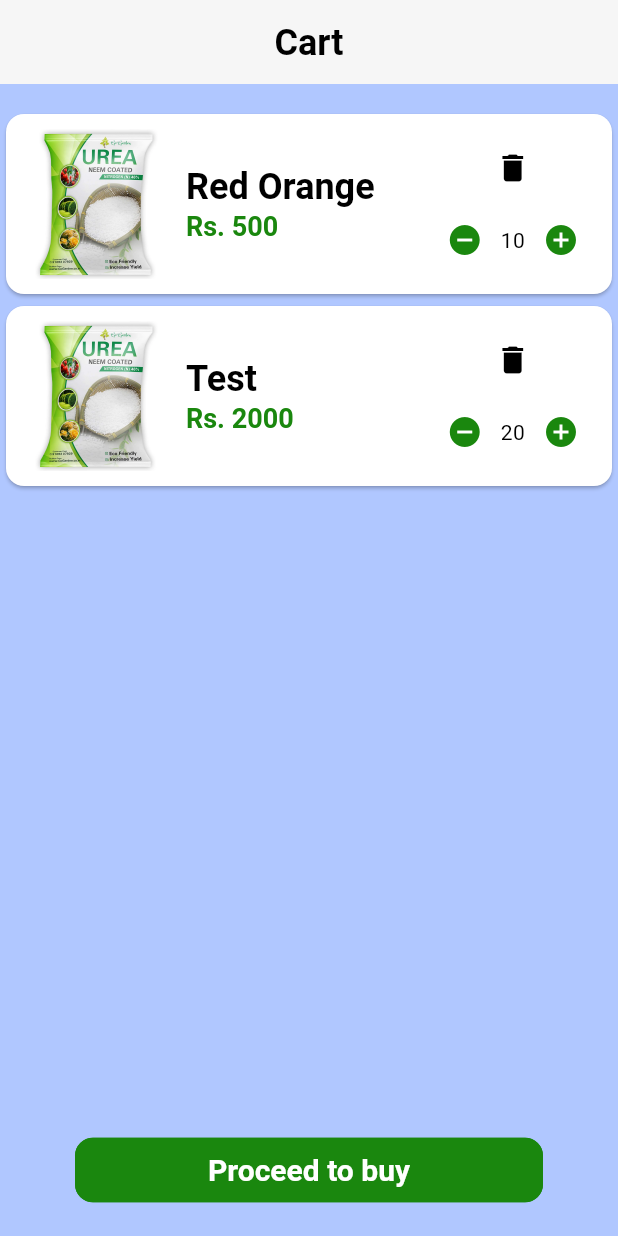
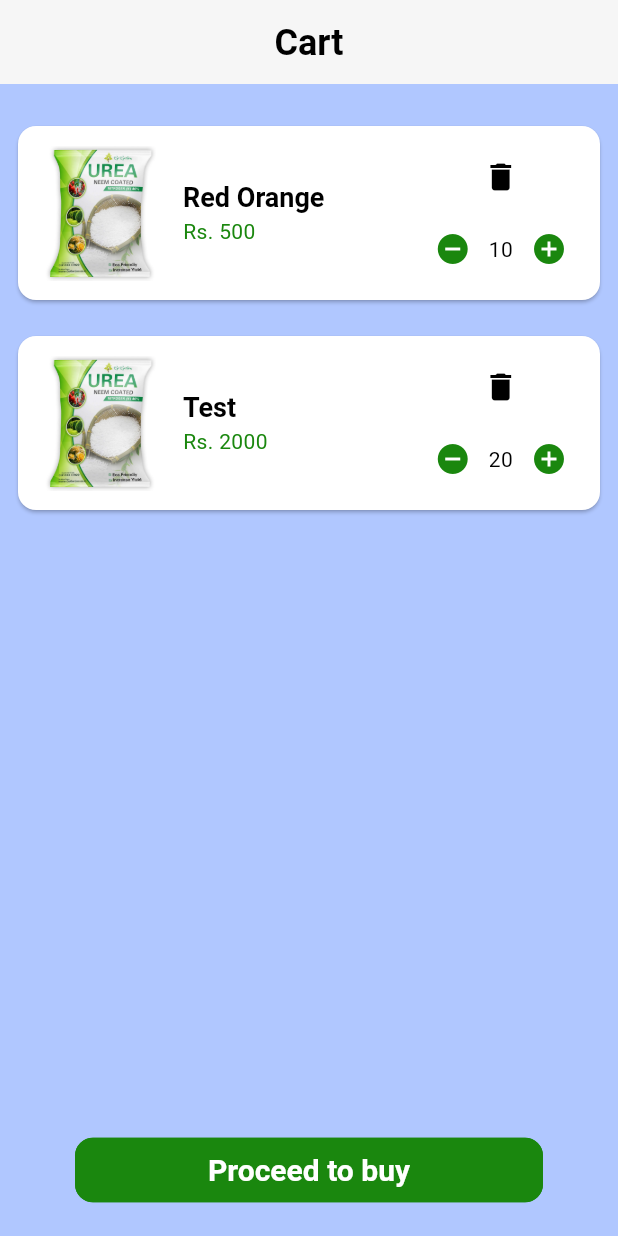
Before and after one commit to Deepak07-sanwal/krishi, a Flutter app: the AddToCard screen opened directly, on a phone screen of 412 x 824 dp. Run offline on Flutter 3.47's test engine with Material 3 defaults, Android fonts, the phone set to English and light mode, and no system bars; our stand-ins replace crystal_navigation_bar, firebase_core, get, get_storage, image_picker, logger and 1 more; accounts and stored records are empty.

```diff
--- a/lib/features/dashboard/screens/home.dart
+++ b/lib/features/dashboard/screens/home.dart
@@ -1,6 +1,4 @@
-import 'package:flutter/cupertino.dart';
 import 'package:flutter/material.dart';
-import 'package:flutter/widgets.dart';
 import 'package:krishi/features/dashboard/screens/custom/main_screen_card_tile.dart';
 import 'package:krishi/features/dashboard/screens/custom/recommedation_card.dart';
 import 'package:krishi/features/shop/screens/add_to_cart.dart';
--- a/lib/features/shop/screens/add_to_cart.dart
+++ b/lib/features/shop/screens/add_to_cart.dart
@@ -35,7 +35,9 @@ class _AddToCardState extends State<AddToCard> {
                 itemCount: c.cardItem.length,
                 padding: const EdgeInsets.symmetric(vertical: 16),
                 itemBuilder: (BuildContext context, int index) {
-                  return Card(
+                  return Padding(
+                    padding: const EdgeInsets.all(8.0),
+                    child: Card(
                       color: Theme.of(context).colorScheme.onTertiary,
                       child: Padding(
                         padding: const EdgeInsets.all(10.0),
@@ -43,7 +45,7 @@ class _AddToCardState extends State<AddToCard> {
                           children: [
                             Image.asset(
                               "assets/images/fertilizer.png",
-                            width: 100,
+                              width: 90,
                             ),
                             Padding(
                               padding: const EdgeInsets.all(10.0),
@@ -52,14 +54,14 @@ class _AddToCardState extends State<AddToCard> {
                                       text: "${c.cardItem[index]}\n",
                                       style: Theme.of(context)
                                           .textTheme
-                                        .headlineMedium,
+                                          .headlineSmall,
                                       children: [
                                     TextSpan(
                                       text:
                                           "Rs. ${(c.itemPrice[index] * c.itemQuantity[index]).toString()}",
                                       style: Theme.of(context)
                                           .textTheme
-                                        .headlineSmall!
+                                          .bodyMedium!
                                           .copyWith(
                                               color: Theme.of(context)
                                                   .colorScheme
@@ -105,6 +107,7 @@ class _AddToCardState extends State<AddToCard> {
                           ],
                         ),
                       ),
+                    ),
                   );
                 },
               )
--- a/pubspec.yaml
+++ b/pubspec.yaml
@@ -45,6 +45,7 @@ dependencies:
   # State Management
   get: ^4.6.6
   get_storage: ^2.1.1
+  firebase_core: ^3.1.0
 
 
 dev_dependencies:
```
Also changed, not shown: firebase.json (added), lib/firebase_options.dart (added), pubspec.lock, 3 other files. Lines whose indentation alone changed are shown as unchanged.
